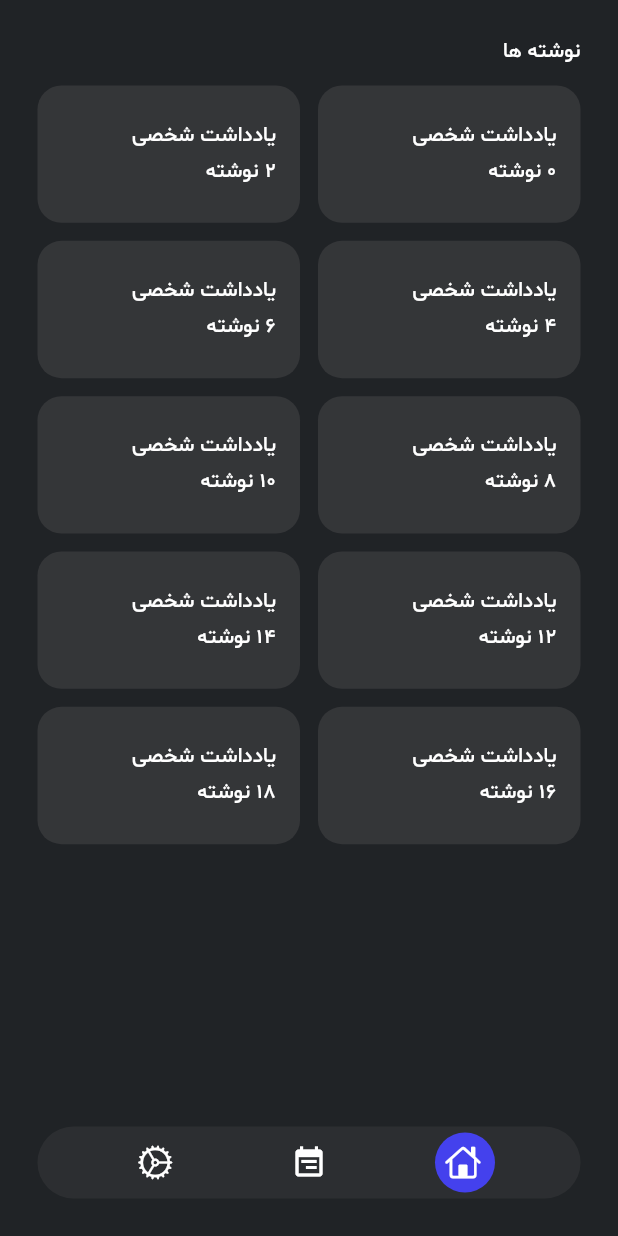
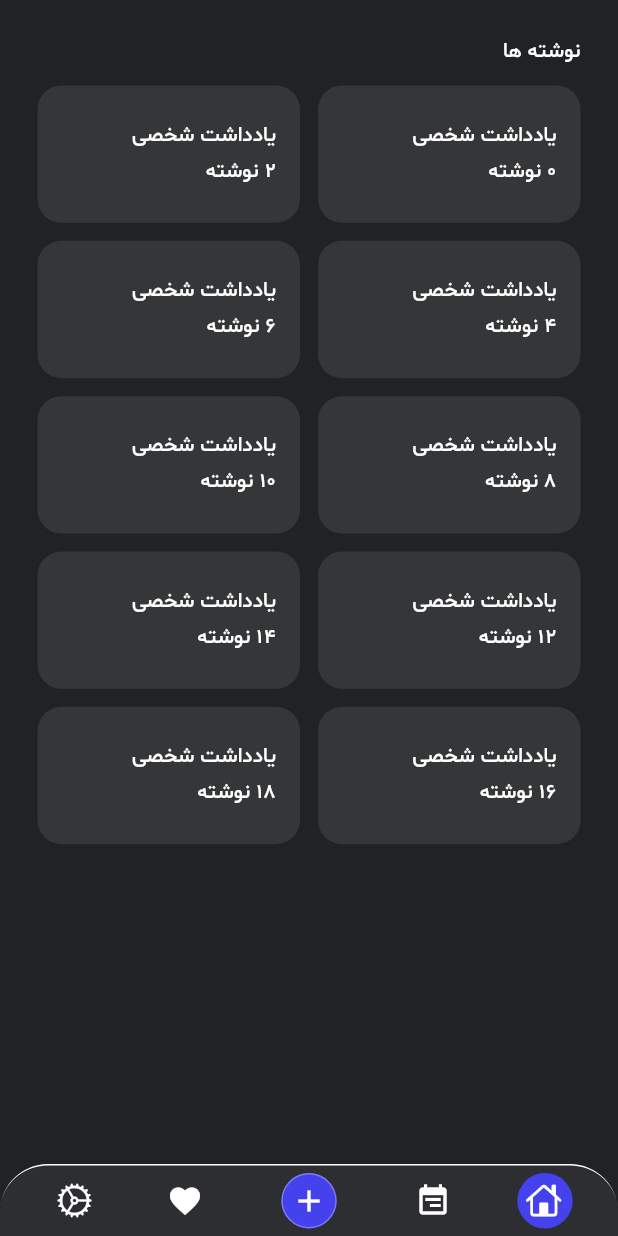
Before and after one commit to mohammad-dehghanifard/flutter_note_app, a Flutter app: the screen it shows after launch, after a tap on "بزن بریم!", on a phone screen of 412 x 824 dp. Run offline on Flutter 3.47's test engine with Material 3 defaults, Android fonts, the phone set to English and light mode, and no system bars; our stand-ins replace flutter_spinkit, get, hive, hive_flutter; accounts and stored records are empty; generated files the repository leaves out were written again.

Commit message:
impl _NavigationAddButton custom widget and refactor navigation widget

```diff
--- a/lib/modules/main/pages/main_page.dart
+++ b/lib/modules/main/pages/main_page.dart
@@ -3,6 +3,7 @@ import 'package:flutter_note_app/modules/home/pages/home_page.dart';
 import 'package:flutter_note_app/modules/main/controllers/navigation_controller.dart';
 import 'package:flutter_note_app/modules/main/widgets/bottom_navigation_widget.dart';
 import 'package:flutter_note_app/modules/note/pages/all_note_page.dart';
+import 'package:flutter_note_app/modules/note/pages/favorite_note_page.dart';
 import 'package:flutter_note_app/modules/setting/pages/setting_page.dart';
 import 'package:get/get.dart';
 
@@ -27,6 +28,7 @@ class MainPage extends StatelessWidget {
                   children:  const [
                     HomePage(),
                     AllNotePage(),
+                    FavoriteNotePage(),
                     SettingPage()
                   ],
                 ),
--- a/lib/modules/main/widgets/bottom_navigation_widget.dart
+++ b/lib/modules/main/widgets/bottom_navigation_widget.dart
@@ -1,5 +1,6 @@
 import 'package:flutter/cupertino.dart';
 import 'package:flutter/material.dart';
+import 'package:flutter/widgets.dart';
 import 'package:flutter_note_app/modules/main/controllers/navigation_controller.dart';
 import 'package:get/get.dart';
 
@@ -13,12 +14,16 @@ class BottomNavigationWidget extends StatelessWidget {
   @override
   Widget build(BuildContext context) {
     return Container(
-      margin: const EdgeInsets.all(25),
+      padding: const EdgeInsets.symmetric(vertical: 2),
       width: MediaQuery.sizeOf(context).width,
       height: 48,
       decoration: BoxDecoration(
           color: context.theme.colorScheme.primaryContainer.withOpacity(0.30),
-          borderRadius: BorderRadius.circular(100)
+          borderRadius: const BorderRadius.only(
+              topLeft: Radius.circular(32),
+              topRight: Radius.circular(32),
+          ),
+          border: const Border(top: BorderSide(color: Colors.white))
       ),
       child: GetBuilder<NavigationController>(
         builder: (controller) {
@@ -29,17 +34,52 @@ class BottomNavigationWidget extends StatelessWidget {
                   onTap: () {onChangePage(0);},
                   selected: controller.selectedIndex == 0,
                   icon: CupertinoIcons.home),
+
+              _NavigationItemWidget(
+                  onTap: () {onChangePage(1);},
+                  selected: controller.selectedIndex == 1,
+                  icon: Icons.event_note),
+
+             // add button
+              const _NavigationAddButton(),
+
              _NavigationItemWidget(
-                  onTap: () {onChangePage(1);},
-                 selected: controller.selectedIndex == 1,
-                  icon: Icons.event_note),
+                  onTap: () {onChangePage(2);},
+                 selected: controller.selectedIndex == 2,
+                  icon: Icons.favorite),
               _NavigationItemWidget(
-                  onTap: () {onChangePage(2);},
-                  selected: controller.selectedIndex == 2,
+                  onTap: () {onChangePage(3);},
+                  selected: controller.selectedIndex == 3,
                   icon: CupertinoIcons.settings),
             ],
           );
         }
+      ),
+    );
+  }
+}
+
+class _NavigationAddButton extends StatelessWidget {
+  const _NavigationAddButton({
+    super.key,
+  });
+
+  @override
+  Widget build(BuildContext context) {
+    return GestureDetector(
+      onTap: () {
+
+      },
+      child: Container(
+        width: 60,
+        height: 60,
+        margin: const EdgeInsets.all(3),
+        decoration: BoxDecoration(
+          border: Border.all(color: Colors.white30),
+          shape: BoxShape.circle,
+          color: context.theme.colorScheme.secondary
+        ),
+        child: const Icon(Icons.add),
       ),
     );
   }
@@ -59,10 +99,10 @@ class _NavigationItemWidget extends StatelessWidget {
     return Stack(
       children: [
         AnimatedContainer(
-          margin: const EdgeInsets.symmetric(vertical: 4),
+          margin: const EdgeInsets.all(3),
               duration: const Duration(milliseconds: 500),
-              width: selected? 45 : 0,
-              height: selected? 45 : 0,
+              width: selected? 40 : 0,
+              height: selected? 40 : 0,
             decoration: BoxDecoration(
               color: context.theme.colorScheme.secondary,
               shape: BoxShape.circle
--- /dev/null
+++ b/lib/modules/note/pages/favorite_note_page.dart
@@ -0,0 +1,10 @@
+import 'package:flutter/material.dart';
+
+class FavoriteNotePage extends StatelessWidget {
+  const FavoriteNotePage({super.key});
+
+  @override
+  Widget build(BuildContext context) {
+    return const Column();
+  }
+}
```
